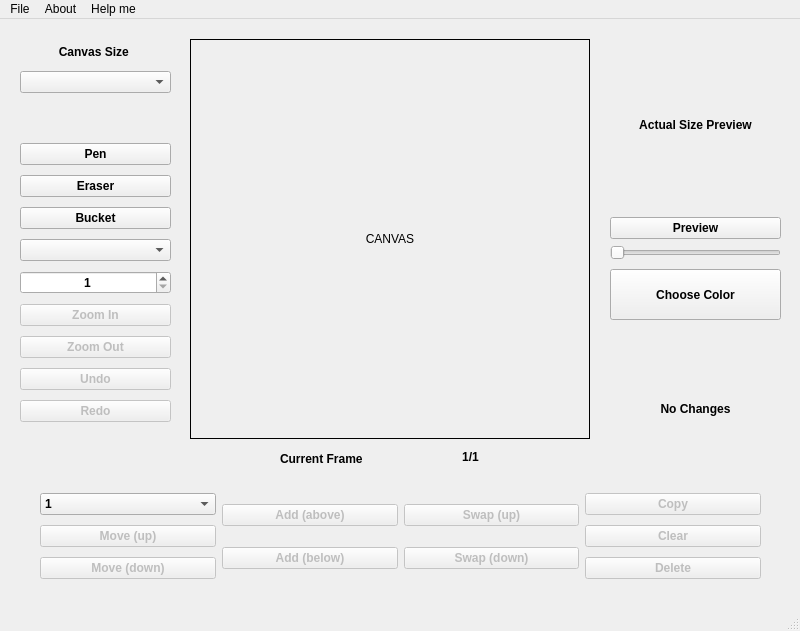
Above: SpriteEditor/view.ui from University-of-Utah-CS3505/a7-sprite-editor-s22-charming21 before the change. Below: the same form after it.
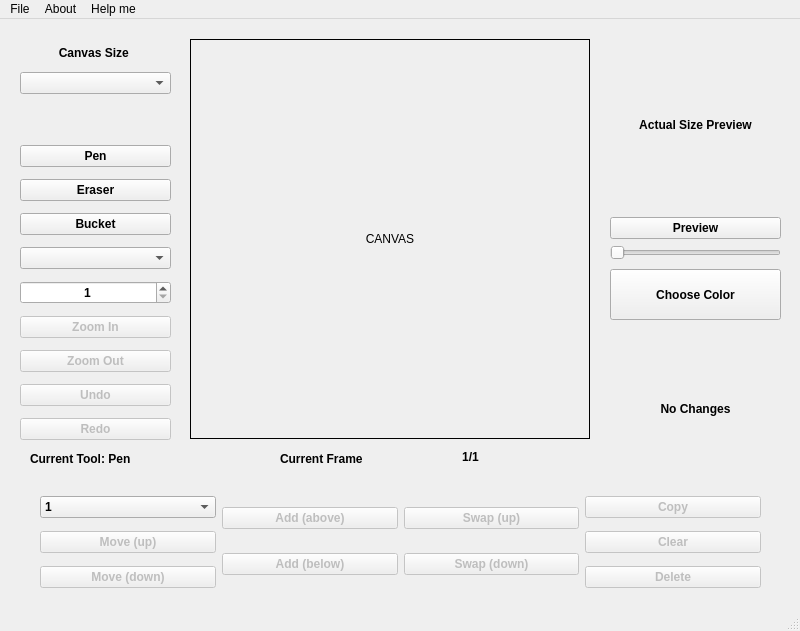
That is the form after the change. Custom widgets are drawn as their Qt base class.

Commit message: Commit 8.6: Added tool label to show the current tool

```diff
--- a/SpriteEditor/view.ui
+++ b/SpriteEditor/view.ui
@@ -91,7 +91,7 @@
       <x>20</x>
       <y>120</y>
       <width>151</width>
-      <height>294</height>
+      <height>307</height>
      </rect>
     </property>
     <layout class="QVBoxLayout" name="toolBarAndFrame">
@@ -247,7 +247,7 @@
       <x>20</x>
       <y>20</y>
       <width>151</width>
-      <height>54</height>
+      <height>55</height>
      </rect>
     </property>
     <layout class="QVBoxLayout" name="verticalLayout">
@@ -334,7 +334,7 @@
       <x>40</x>
       <y>470</y>
       <width>721</width>
-      <height>97</height>
+      <height>106</height>
      </rect>
     </property>
     <layout class="QHBoxLayout" name="horizontalLayout_2">
@@ -569,6 +569,24 @@
      <string>Current Frame</string>
     </property>
    </widget>
+   <widget class="QLabel" name="toolLabel">
+    <property name="geometry">
+     <rect>
+      <x>30</x>
+      <y>430</y>
+      <width>141</width>
+      <height>20</height>
+     </rect>
+    </property>
+    <property name="font">
+     <font>
+      <bold>true</bold>
+     </font>
+    </property>
+    <property name="text">
+     <string>Current Tool: Pen</string>
+    </property>
+   </widget>
   </widget>
   <widget class="QMenuBar" name="menubar">
    <property name="geometry">
```
Left out of the diff: 2 changed lines with no effect on the pictures. The commit also changes 21 other files.
